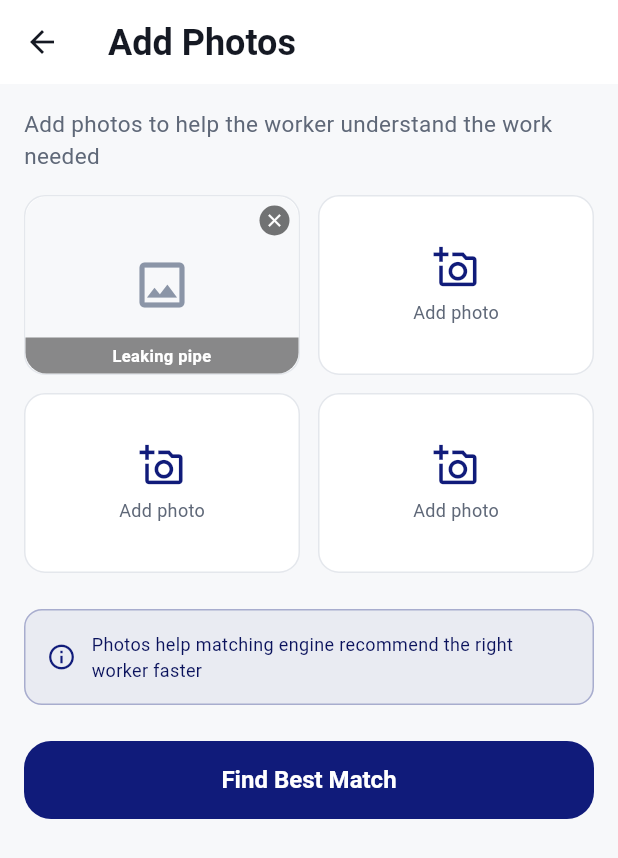
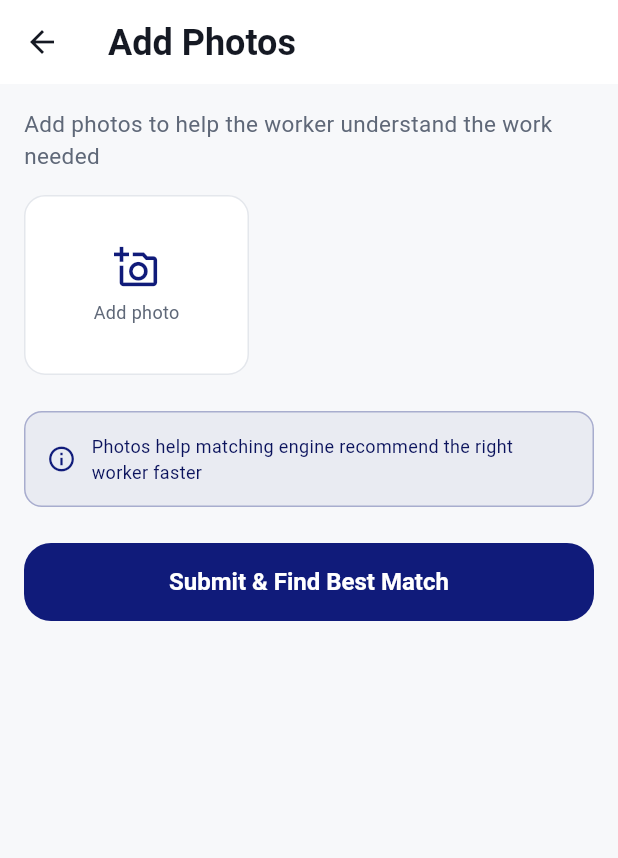
Before and after one commit to myrontheclown/coorporate-gig, a Flutter app: the RequestServiceScreen screen opened directly with sample values from the repository, after a tap on "Continue", on a phone screen of 412 x 824 dp. Shown: the top 858 px of the screen. Run offline on Flutter 3.47's test engine with Material 3 defaults, Android fonts, the phone set to English and light mode, and no system bars; our stand-ins replace image_picker, supabase_flutter; accounts and stored records are empty.

Commit message:
photo thingy

```diff
--- a/lib/data/app_state.dart
+++ b/lib/data/app_state.dart
@@ -28,6 +28,12 @@ class AppState {
   static final ValueNotifier<String> currentRole =
       ValueNotifier('customer');
 
+  // Request-service form state (shared between RequestServiceScreen → PhotosScreen)
+  static String pendingServiceType = 'Repair';
+  static String pendingDescription = '';
+  static String pendingAddress = '';
+  static String pendingUrgency = 'Normal';
+
   static Worker? _activeWorker;
   static Worker? get activeWorker => _activeWorker;
   static set activeWorker(Worker? w) {
@@ -45,6 +51,10 @@ class AppState {
     serviceCompleted.value = false;
     paymentMade.value = false;
     workerOnDuty.value = false;
+    pendingServiceType = 'Repair';
+    pendingDescription = '';
+    pendingAddress = '';
+    pendingUrgency = 'Normal';
   }
 
   /// Full reset: clears temporary workflow state AND authentication state.
--- a/lib/models/job.dart
+++ b/lib/models/job.dart
@@ -15,6 +15,7 @@ class Job {
   final DateTime? completedAt;
   final double amount;
   final DateTime? createdAt;
+  final String imageUrl; // comma-separated photo URLs
 
   // Joined relations
   final WorkerProfile? workerProfile;
@@ -31,6 +32,7 @@ class Job {
     this.completedAt,
     this.amount = 0.0,
     this.createdAt,
+    this.imageUrl = '',
     this.workerProfile,
     this.customerProfile,
   });
@@ -69,6 +71,7 @@ class Job {
       createdAt: json['created_at'] != null
           ? DateTime.tryParse(json['created_at'].toString())
           : null,
+      imageUrl: json['image_url'] as String? ?? '',
       workerProfile: worker,
       customerProfile: customer,
     );
@@ -86,6 +89,7 @@ class Job {
       if (completedAt != null) 'completed_at': completedAt!.toIso8601String(),
       'amount': amount,
       if (createdAt != null) 'created_at': createdAt!.toIso8601String(),
+      'image_url': imageUrl,
     };
   }
 
@@ -100,6 +104,7 @@ class Job {
     DateTime? completedAt,
     double? amount,
     DateTime? createdAt,
+    String? imageUrl,
     WorkerProfile? workerProfile,
     UserProfile? customerProfile,
   }) {
@@ -114,6 +119,7 @@ class Job {
       completedAt: completedAt ?? this.completedAt,
       amount: amount ?? this.amount,
       createdAt: createdAt ?? this.createdAt,
+      imageUrl: imageUrl ?? this.imageUrl,
       workerProfile: workerProfile ?? this.workerProfile,
       customerProfile: customerProfile ?? this.customerProfile,
     );
--- a/lib/screens/client/request_service_photos_screen.dart
+++ b/lib/screens/client/request_service_photos_screen.dart
@@ -1,12 +1,139 @@
+import 'dart:typed_data';
+
 import 'package:flutter/material.dart';
+import 'package:image_picker/image_picker.dart';
+
+import '../../data/app_state.dart';
+import '../../models/job.dart';
 import '../../models/worker.dart';
 import '../../navigation/nav.dart';
+import '../../services/job_service.dart';
 import '../../theme/app_theme.dart';
 import 'matching_engine_screen.dart';
 
-class RequestServicePhotosScreen extends StatelessWidget {
+class RequestServicePhotosScreen extends StatefulWidget {
   final Worker worker;
   const RequestServicePhotosScreen({super.key, required this.worker});
+
+  @override
+  State<RequestServicePhotosScreen> createState() =>
+      _RequestServicePhotosScreenState();
+}
+
+class _RequestServicePhotosScreenState
+    extends State<RequestServicePhotosScreen> {
+  final List<XFile> _photos = [];
+  final _picker = ImagePicker();
+  bool _submitting = false;
+
+  // ── helpers ──────────────────────────────────────────────────────────
+
+  Future<void> _pickFromGallery() async {
+    final picked = await _picker.pickMultiImage(imageQuality: 80);
+    if (picked.isNotEmpty) {
+      setState(() => _photos.addAll(picked));
+    }
+  }
+
+  Future<void> _takePhoto() async {
+    final picked = await _picker.pickImage(
+      source: ImageSource.camera,
+      imageQuality: 80,
+    );
+    if (picked != null) {
+      setState(() => _photos.add(picked));
+    }
+  }
+
+  void _showPickSource() {
+    showModalBottomSheet(
+      context: context,
+      builder: (_) => SafeArea(
+        child: Column(
+          mainAxisSize: MainAxisSize.min,
+          children: [
+            ListTile(
+              leading: const Icon(Icons.photo_library_outlined),
+              title: const Text('Gallery'),
+              onTap: () {
+                Navigator.pop(context);
+                _pickFromGallery();
+              },
+            ),
+            ListTile(
+              leading: const Icon(Icons.camera_alt_outlined),
+              title: const Text('Camera'),
+              onTap: () {
+                Navigator.pop(context);
+                _takePhoto();
+              },
+            ),
+          ],
+        ),
+      ),
+    );
+  }
+
+  void _removePhoto(int index) {
+    setState(() => _photos.removeAt(index));
+  }
+
+  // ── submit ───────────────────────────────────────────────────────────
+
+  Future<void> _submitJob() async {
+    if (_submitting) return;
+
+    final customerId = AppState.currentUserProfile.value?.id ?? '';
+    if (customerId.isEmpty) {
+      if (!mounted) return;
+      ScaffoldMessenger.of(context).showSnackBar(
+        const SnackBar(content: Text('Please log in to request a service.')),
+      );
+      return;
+    }
+
+    setState(() => _submitting = true);
+
+    final job = Job(
+      id: '', // Supabase will generate UUID
+      workerId: widget.worker.id,
+      customerId: customerId,
+      jobTitle: AppState.pendingServiceType,
+      description: [
+        AppState.pendingDescription,
+        if (AppState.pendingAddress.isNotEmpty)
+          'Address: ${AppState.pendingAddress}',
+        if (AppState.pendingUrgency.isNotEmpty)
+          'Urgency: ${AppState.pendingUrgency}',
+      ].join('\n'),
+      status: 'pending',
+    );
+
+    final created = await JobService.createJobWithPhotos(
+      job: job,
+      photos: _photos,
+    );
+
+    if (!mounted) return;
+
+    if (created == null) {
+      setState(() => _submitting = false);
+      ScaffoldMessenger.of(context).showSnackBar(
+        const SnackBar(
+          content: Text('Failed to create job. Please try again.'),
+        ),
+      );
+      return;
+    }
+
+    // Job created – proceed to matching engine.
+    Nav.pushReplacement(
+      context,
+      MatchingEngineScreen(worker: widget.worker),
+    );
+  }
+
+  // ── build ────────────────────────────────────────────────────────────
 
   @override
   Widget build(BuildContext context) {
@@ -26,45 +153,21 @@ class RequestServicePhotosScreen extends StatelessWidget {
               ),
             ),
             const SizedBox(height: 16),
-            Row(
-              children: [
-                _PhotoUploadTile(
-                  icon: Icons.camera_alt_outlined,
-                  label: 'Leaking pipe',
-                  shown: true,
-                  onTap: () {},
-                ),
-                const SizedBox(width: 12),
-                _PhotoUploadTile(
-                  icon: Icons.add_a_photo_outlined,
-                  label: 'Add photo',
-                  onTap: () {},
-                ),
-              ],
-            ),
-            const SizedBox(height: 12),
-            Row(
-              children: [
-                _PhotoUploadTile(
-                  icon: Icons.add_a_photo_outlined,
-                  label: 'Add photo',
-                  onTap: () {},
-                ),
-                const SizedBox(width: 12),
-                _PhotoUploadTile(
-                  icon: Icons.add_a_photo_outlined,
-                  label: 'Add photo',
-                  onTap: () {},
-                ),
-              ],
-            ),
+
+            // ── Photo grid ─────────────────────────────────────────────
+            _buildPhotoGrid(),
+
             const SizedBox(height: 24),
+
+            // ── Info tip ───────────────────────────────────────────────
             Container(
               padding: const EdgeInsets.all(14),
               decoration: BoxDecoration(
                 color: AppColors.primary.withValues(alpha: 0.06),
                 borderRadius: BorderRadius.circular(12),
-                border: Border.all(color: AppColors.primary.withValues(alpha: 0.3)),
+                border: Border.all(
+                  color: AppColors.primary.withValues(alpha: 0.3),
+                ),
               ),
               child: const Row(
                 children: [
@@ -83,12 +186,137 @@ class RequestServicePhotosScreen extends StatelessWidget {
               ),
             ),
             const SizedBox(height: 24),
-            ElevatedButton(
-              onPressed: () => Nav.push(
-                context,
-                MatchingEngineScreen(worker: worker),
+
+            // ── Submit button ──────────────────────────────────────────
+            if (_submitting)
+              const Center(
+                child: Padding(
+                  padding: EdgeInsets.symmetric(vertical: 16),
+                  child: CircularProgressIndicator(),
+                ),
+              )
+            else
+              ElevatedButton(
+                onPressed: _submitJob,
+                child: const Text('Submit & Find Best Match'),
               ),
-              child: const Text('Find Best Match'),
+          ],
+        ),
+      ),
+    );
+  }
+
+  // ── Photo grid builder ─────────────────────────────────────────────
+
+  Widget _buildPhotoGrid() {
+    return Wrap(
+      spacing: 12,
+      runSpacing: 12,
+      children: [
+        // Existing photos
+        for (int i = 0; i < _photos.length; i++)
+          _PhotoTile(
+            file: _photos[i],
+            onRemove: () => _removePhoto(i),
+          ),
+
+        // Add-photo button
+        _AddPhotoTile(onTap: _showPickSource),
+      ],
+    );
+  }
+}
+
+// ── Internal widgets ───────────────────────────────────────────────────
+
+class _PhotoTile extends StatefulWidget {
+  final XFile file;
+  final VoidCallback onRemove;
+  const _PhotoTile({required this.file, required this.onRemove});
+
+  @override
+  State<_PhotoTile> createState() => _PhotoTileState();
+}
+
+class _PhotoTileState extends State<_PhotoTile> {
+  Uint8List? _bytes;
+
+  @override
+  void initState() {
+    super.initState();
+    _loadBytes();
+  }
+
+  Future<void> _loadBytes() async {
+    final bytes = await widget.file.readAsBytes();
+    if (mounted) setState(() => _bytes = bytes);
+  }
+
+  @override
+  Widget build(BuildContext context) {
+    return Stack(
+      children: [
+        ClipRRect(
+          borderRadius: BorderRadius.circular(14),
+          child: _bytes != null
+              ? Image.memory(
+                  _bytes!,
+                  width: 150,
+                  height: 120,
+                  fit: BoxFit.cover,
+                )
+              : Container(
+                  width: 150,
+                  height: 120,
+                  color: AppColors.background,
+                  child: const Center(child: CircularProgressIndicator()),
+                ),
+        ),
+        Positioned(
+          right: 4,
+          top: 4,
+          child: GestureDetector(
+            onTap: widget.onRemove,
+            child: Container(
+              padding: const EdgeInsets.all(3),
+              decoration: const BoxDecoration(
+                color: Colors.black54,
+                shape: BoxShape.circle,
+              ),
+              child: const Icon(Icons.close, color: Colors.white, size: 14),
+            ),
+          ),
+        ),
+      ],
+    );
+  }
+}
+
+class _AddPhotoTile extends StatelessWidget {
+  final VoidCallback onTap;
+  const _AddPhotoTile({required this.onTap});
+
+  @override
+  Widget build(BuildContext context) {
+    return InkWell(
+      onTap: onTap,
+      borderRadius: BorderRadius.circular(14),
+      child: Container(
+        width: 150,
+        height: 120,
+        decoration: BoxDecoration(
+          color: Colors.white,
+          borderRadius: BorderRadius.circular(14),
+          border: Border.all(color: AppColors.divider),
+        ),
+        child: const Column(
+          mainAxisAlignment: MainAxisAlignment.center,
+          children: [
+            Icon(Icons.add_a_photo_outlined, color: AppColors.primary, size: 30),
+            SizedBox(height: 6),
+            Text(
+              'Add photo',
+              style: TextStyle(color: AppColors.textSecondary, fontSize: 12),
             ),
           ],
         ),
@@ -96,107 +324,3 @@ class RequestServicePhotosScreen extends StatelessWidget {
     );
   }
 }
-
-class _PhotoUploadTile extends StatelessWidget {
-  final IconData icon;
-  final String label;
-  final VoidCallback onTap;
-  final bool shown;
-
-  const _PhotoUploadTile({
-    required this.icon,
-    required this.label,
-    required this.onTap,
-    this.shown = false,
-  });
-
-  @override
-  Widget build(BuildContext context) {
-    return Expanded(
-      child: InkWell(
-        onTap: onTap,
-        borderRadius: BorderRadius.circular(14),
-        child: Container(
-          height: 120,
-          decoration: BoxDecoration(
-            color: Colors.white,
-            borderRadius: BorderRadius.circular(14),
-            border: Border.all(color: AppColors.divider),
-          ),
-          child: shown
-              ? Stack(
-                  fit: StackFit.expand,
-                  children: [
-                    Container(
-                      decoration: BoxDecoration(
-                        color: AppColors.background,
-                        borderRadius: BorderRadius.circular(14),
-                      ),
-                      child: const Icon(
-                        Icons.image_outlined,
-                        size: 40,
-                        color: AppColors.textMuted,
-                      ),
-                    ),
-                    Positioned(
-                      right: 6,
-                      top: 6,
-                      child: Container(
-                        padding: const EdgeInsets.all(3),
-                        decoration: BoxDecoration(
-                          color: Colors.black54,
-                          shape: BoxShape.circle,
-                        ),
-                        child: const Icon(
-                          Icons.close,
-                          color: Colors.white,
-                          size: 14,
-                        ),
-                      ),
-                    ),
-                    Positioned(
-                      left: 0,
-                      bottom: 0,
-                      right: 0,
-                      child: Container(
-                        padding: const EdgeInsets.all(4),
-                        decoration: const BoxDecoration(
-                          color: Colors.black45,
-                          borderRadius: BorderRadius.vertical(
-                            bottom: Radius.circular(14),
-                          ),
-                        ),
-                        child: Text(
-                          label,
-                          maxLines: 1,
-                          textAlign: TextAlign.center,
-                          overflow: TextOverflow.ellipsis,
-                          style: const TextStyle(
-                            color: Colors.white,
-                            fontSize: 11,
-                            fontWeight: FontWeight.w600,
-                          ),
-                        ),
-                      ),
-                    ),
-                  ],
-                )
-              : Column(
-                  mainAxisAlignment: MainAxisAlignment.center,
-                  children: [
-                    Icon(icon, color: AppColors.primary, size: 30),
-                    const SizedBox(height: 6),
-                    Text(
-                      label,
-                      style: const TextStyle(
-                        color: AppColors.textSecondary,
-                        fontSize: 12,
-                      ),
-                    ),
-                  ],
-                ),
-        ),
-      ),
-    );
-  }
-}
--- a/lib/screens/client/request_service_screen.dart
+++ b/lib/screens/client/request_service_screen.dart
@@ -140,26 +140,14 @@ class _RequestServiceScreenState extends State<RequestServiceScreen> {
               children: [
                 Expanded(
                   child: OutlinedButton(
-                    onPressed: () => Nav.push(
-                      context,
-                      RequestServicePhotosScreen(worker: widget.worker),
-                    ),
+                    onPressed: () => _navigateToPhotos(context),
                     child: const Text('Add Photos'),
                   ),
                 ),
                 const SizedBox(width: 12),
                 Expanded(
                   child: ElevatedButton(
-                    onPressed: () {
-                      AppState.currentBookingStatus.value = 'awaiting_otp';
-                      Navigator.push(
-                        context,
-                        MaterialPageRoute(
-                          builder: (_) =>
-                              RequestServicePhotosScreen(worker: widget.worker),
-                        ),
-                      );
-                    },
+                    onPressed: () => _navigateToPhotos(context),
                     child: const Text('Continue'),
                   ),
                 ),
@@ -168,6 +156,20 @@ class _RequestServiceScreenState extends State<RequestServiceScreen> {
           ],
         ),
       ),
+    );
+  }
+
+  void _navigateToPhotos(BuildContext context) {
+    // Persist form values so PhotosScreen / job creation can read them.
+    AppState.pendingServiceType = _serviceType;
+    AppState.pendingDescription = _descController.text.trim();
+    AppState.pendingAddress = _addressController.text.trim();
+    AppState.pendingUrgency = _urgency;
+    AppState.currentService.value = widget.worker.profession;
+
+    Nav.push(
+      context,
+      RequestServicePhotosScreen(worker: widget.worker),
     );
   }
 }
--- a/pubspec.yaml
+++ b/pubspec.yaml
@@ -35,6 +35,8 @@ dependencies:
   # Use with the CupertinoIcons class for iOS style icons.
   cupertino_icons: ^1.0.8
   supabase_flutter: ^2.8.0
+  image_picker: ^1.1.2
+  uuid: ^4.5.1
 
 dev_dependencies:
   flutter_test:
```
Also changed, not shown: lib/services/job_service.dart (+69 -0 lines), pubspec.lock, 6 other files.
